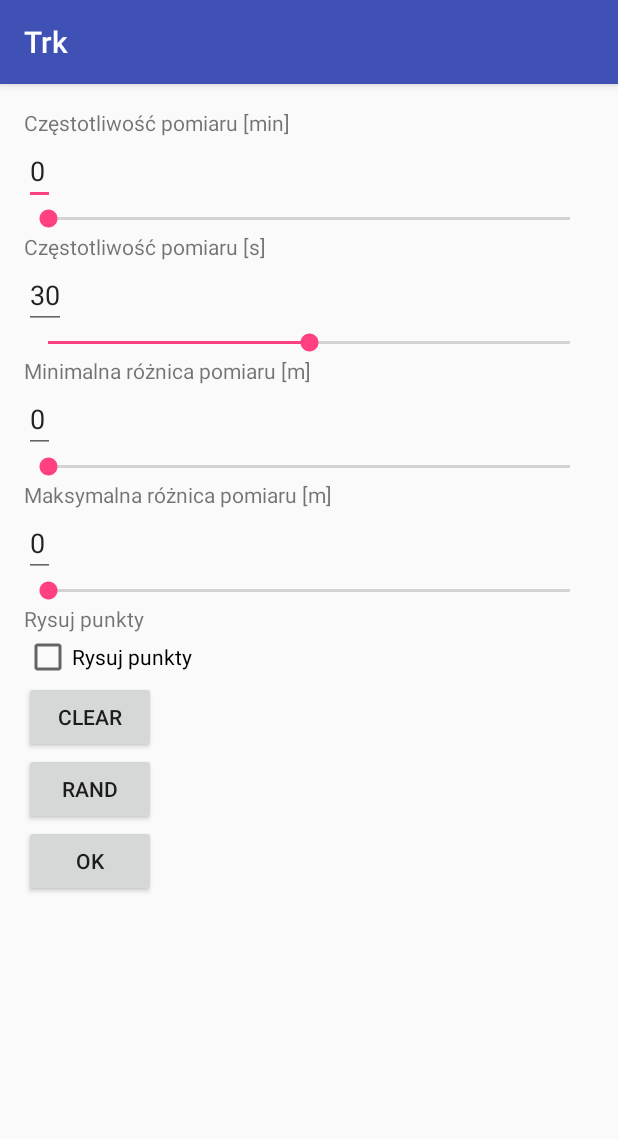
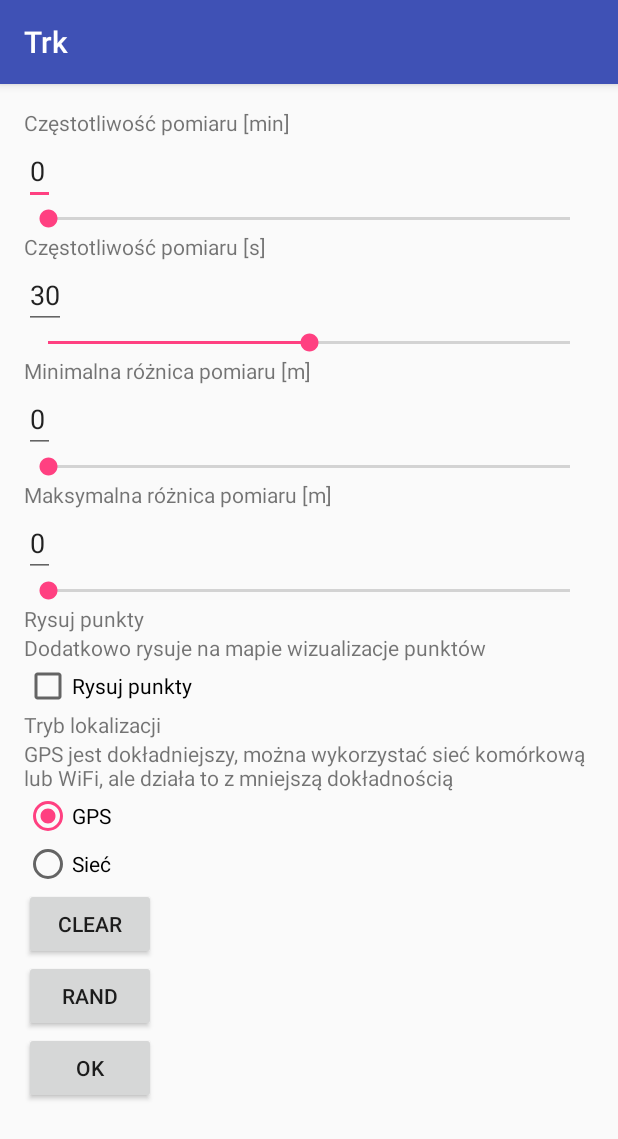
Before and after one commit to Nwaah/Trk, an Android app: the SettingsActivity screen opened directly, with no data from a screen before it, on a phone screen of 412 x 824 dp. Shown: the top 1139 px of the screen. Run offline under Robolectric (Android 15) with nearby library versions, the phone set to English and light mode, and no system bars.

Commit message:
Added tracking mode setting, fixed a few errors

```diff
--- a/app/src/main/AndroidManifest.xml
+++ b/app/src/main/AndroidManifest.xml
@@ -10,10 +10,9 @@
         android:label="@string/app_name"
         android:supportsRtl="true"
         android:theme="@style/AppTheme">
-        <activity android:name=".MainActivity">
+        <activity android:name=".MainActivity" android:theme="@style/Trk.MainTheme">
             <intent-filter>
                 <action android:name="android.intent.action.MAIN" />
-
                 <category android:name="android.intent.category.LAUNCHER" />
             </intent-filter>
             <intent-filter>
--- a/app/src/main/java/nwaah/trk/Const.java
+++ b/app/src/main/java/nwaah/trk/Const.java
@@ -8,6 +8,7 @@ public abstract class Const {
     public final static String preferences_key_setting_max_step = "Max Step";
     public final static String preferences_key_setting_draw_circles = "draw_circles";
     public final static String preferences_key_setting_navigation_complete_proximity = "navigation_complete_proximity";
+    public final static String preferences_key_setting_provider = "provider";
 
 
     public final static String current_track_id = "CurrentTrackId";
--- a/app/src/main/java/nwaah/trk/DetailsActivity.java
+++ b/app/src/main/java/nwaah/trk/DetailsActivity.java
@@ -59,6 +59,7 @@ public class DetailsActivity extends AppCompatActivity {
 
     @Override
     protected void onPause() {
+        if (requestedTrackId == currentTrackId)
         localBroadcastManager.unregisterReceiver(pointAddedReceiver);
         super.onPause();
     }
--- a/app/src/main/java/nwaah/trk/SettingsActivity.java
+++ b/app/src/main/java/nwaah/trk/SettingsActivity.java
@@ -2,6 +2,7 @@ package nwaah.trk;
 
 import android.content.Intent;
 import android.content.SharedPreferences;
+import android.location.LocationManager;
 import android.os.Bundle;
 import android.support.v4.content.LocalBroadcastManager;
 import android.support.v7.app.AppCompatActivity;
@@ -9,7 +10,10 @@ import android.util.Log;
 import android.view.View;
 import android.widget.CheckBox;
 import android.widget.EditText;
+import android.widget.RadioButton;
 import android.widget.SeekBar;
+import android.widget.Spinner;
+import android.widget.SpinnerAdapter;
 
 import java.util.Random;
 
@@ -25,6 +29,8 @@ public class SettingsActivity extends AppCompatActivity {
     EditText min_step_val;
     EditText max_step_val;
     CheckBox draw_circles;
+    RadioButton providerg;
+    RadioButton providern;
 
     @Override
     protected void onCreate(Bundle savedInstanceState) {
@@ -56,8 +62,14 @@ public class SettingsActivity extends AppCompatActivity {
         min_step_bar.setProgress(preferences.getInt(Const.preferences_key_setting_min_step, 0));
         max_step_bar.setProgress(preferences.getInt(Const.preferences_key_setting_max_step, 0));
         draw_circles.setChecked(preferences.getBoolean(Const.preferences_key_setting_draw_circles, false));
+        providerg = (RadioButton) findViewById(R.id.provider_GPS);
+        providern = (RadioButton) findViewById(R.id.provider_Network);
+        if(preferences.getString(Const.preferences_key_setting_provider, LocationManager.GPS_PROVIDER).equals(LocationManager.GPS_PROVIDER))
+            providerg.setChecked(true);
+        else
+            providern.setChecked(false);
 
-        setOnChangedListener(freq_bar_minutes, freq_val_minutes);
+            setOnChangedListener(freq_bar_minutes, freq_val_minutes);
         setOnChangedListener(freq_bar_seconds, freq_val_seconds);
         setOnChangedListener(min_step_bar, min_step_val);
         setOnChangedListener(max_step_bar, max_step_val);
@@ -107,7 +119,7 @@ public class SettingsActivity extends AppCompatActivity {
         editor.putInt(Const.preferences_key_setting_max_step, setting_max_step);
 
         editor.putBoolean(Const.preferences_key_setting_draw_circles, draw_circles.isChecked());
-
+        editor.putString(Const.preferences_key_setting_provider, providerg.isChecked()?LocationManager.GPS_PROVIDER:LocationManager.NETWORK_PROVIDER);
         editor.apply();
         preferences = null;
 
--- a/app/src/main/res/layout/activity_settings.xml
+++ b/app/src/main/res/layout/activity_settings.xml
@@ -129,12 +129,37 @@
                     android:layout_width="match_parent"
                     android:layout_height="wrap_content"
                     android:text="@string/settings_label_drawcircles"/>
-
+                <TextView
+                    android:text="@string/draw_circles_tooltip"
+                    android:layout_width="wrap_content"
+                    android:layout_height="wrap_content" />
                 <CheckBox
                     android:id="@+id/settings_draw_circles"
                     android:text="@string/settings_label_drawcircles"
                     android:layout_width="wrap_content"
                     android:layout_height="wrap_content" />
+                <TextView
+                    android:text="@string/setting_provider_label"
+                    android:layout_width="wrap_content"
+                    android:layout_height="wrap_content" />
+                <TextView
+                    android:text="@string/setting_provider_tooltip"
+                    android:layout_width="wrap_content"
+                    android:layout_height="wrap_content" />
+                <RadioGroup
+                    android:layout_width="wrap_content"
+                    android:layout_height="wrap_content">
+                    <RadioButton
+                        android:text="@string/gps"
+                        android:id="@+id/provider_GPS"
+                        android:layout_width="wrap_content"
+                        android:layout_height="wrap_content" />
+                    <RadioButton
+                        android:text="@string/network"
+                        android:id="@+id/provider_Network"
+                        android:layout_width="wrap_content"
+                        android:layout_height="wrap_content" />
+                </RadioGroup>
 
             </LinearLayout>
 
--- a/app/src/main/res/layout/activity_track_choose.xml
+++ b/app/src/main/res/layout/activity_track_choose.xml
@@ -31,6 +31,6 @@
         android:layout_gravity="bottom|end"
         android:layout_margin="@dimen/fab_margin"
         android:src="@android:drawable/ic_input_add"
-        app:backgroundTint="@android:color/holo_blue_dark" />
+        app:backgroundTint="@color/colorPrimaryDark"/>
 
 </android.support.design.widget.CoordinatorLayout>
--- a/app/src/main/res/values/colors.xml
+++ b/app/src/main/res/values/colors.xml
@@ -1,6 +1,6 @@
 <?xml version="1.0" encoding="utf-8"?>
 <resources>
-    <color name="colorPrimary">#3F51B5</color>
-    <color name="colorPrimaryDark">#303F9F</color>
+    <color name="colorPrimary">#3f51b5</color>
+    <color name="colorPrimaryDark">#303f9f</color>
     <color name="colorAccent">#FF4081</color>
 </resources>
--- a/app/src/main/res/values/strings.xml
+++ b/app/src/main/res/values/strings.xml
@@ -48,6 +48,11 @@
         <item>-1</item>
     </string-array>
 
+    <string-array name="providers">
+        <item>GPS</item>
+        <item>Sieć komórkowa / WiFi</item>
+    </string-array>
+
     <string name="pref_title_system_sync_settings">System sync settings</string>
 
     <!-- Example settings for Notifications -->
@@ -80,4 +85,11 @@
     <string name="settings_label_drawcircles">Rysuj punkty</string>
     <string name="heightchart">HeightCHart</string>
     <string name="settings_label_max_step">Maksymalna różnica pomiaru [m]</string>
+    <string name="toggleServiceButtonText_whenOff">Włącz</string>
+    <string name="toggleServiceButtonText_whenOn">Wyłącz</string>
+    <string name="draw_circles_tooltip">Dodatkowo rysuje na mapie wizualizacje punktów</string>
+    <string name="setting_provider_label">Tryb lokalizacji</string>
+    <string name="setting_provider_tooltip">GPS jest dokładniejszy, można wykorzystać sieć komórkową lub WiFi, ale działa to z mniejszą dokładnością</string>
+    <string name="gps">GPS</string>
+    <string name="network">Sieć</string>
 </resources>
--- a/app/src/main/res/values/styles.xml
+++ b/app/src/main/res/values/styles.xml
@@ -17,4 +17,14 @@
 
     <style name="AppTheme.PopupOverlay" parent="ThemeOverlay.AppCompat.Light"/>
 
+    <style name="TrkCustomButton">
+        <item name="android:background">@color/wallet_holo_blue_light</item>
+    </style>
+
+    <style name="Trk.MainTheme" parent="Theme.AppCompat.NoActionBar" >
+        <item name="colorPrimary">@color/colorPrimary</item>
+        <item name="colorPrimaryDark">@color/colorPrimaryDark</item>
+        <item name="android:colorBackground">@color/place_autocomplete_prediction_primary_text</item>
+    </style>
+
 </resources>
--- /dev/null
+++ b/app/src/main/res/values/values.xml
@@ -0,0 +1,4 @@
+<?xml version="1.0" encoding="utf-8"?>
+<resources>
+    <color name="accent_material_dark">#4070ff</color>
+</resources>
```
Also changed, not shown: app/src/main/java/nwaah/trk/TrackingService.java (+8 -3 lines), app/src/main/res/layout/activity_main.xml (+4 -4 lines).
